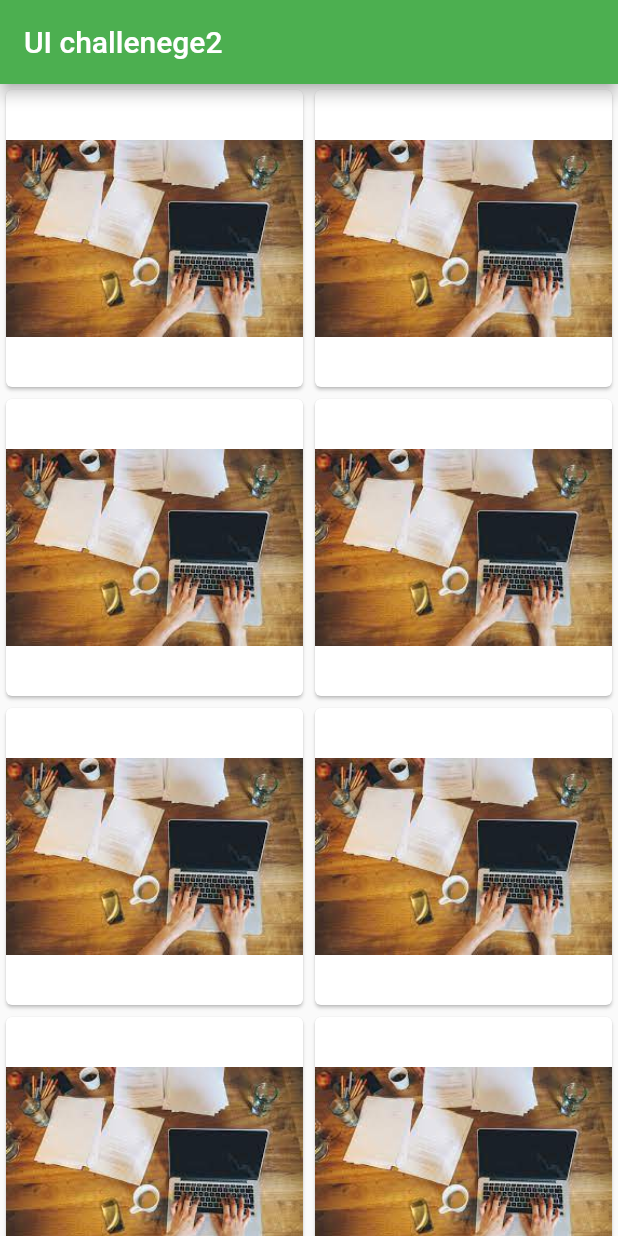
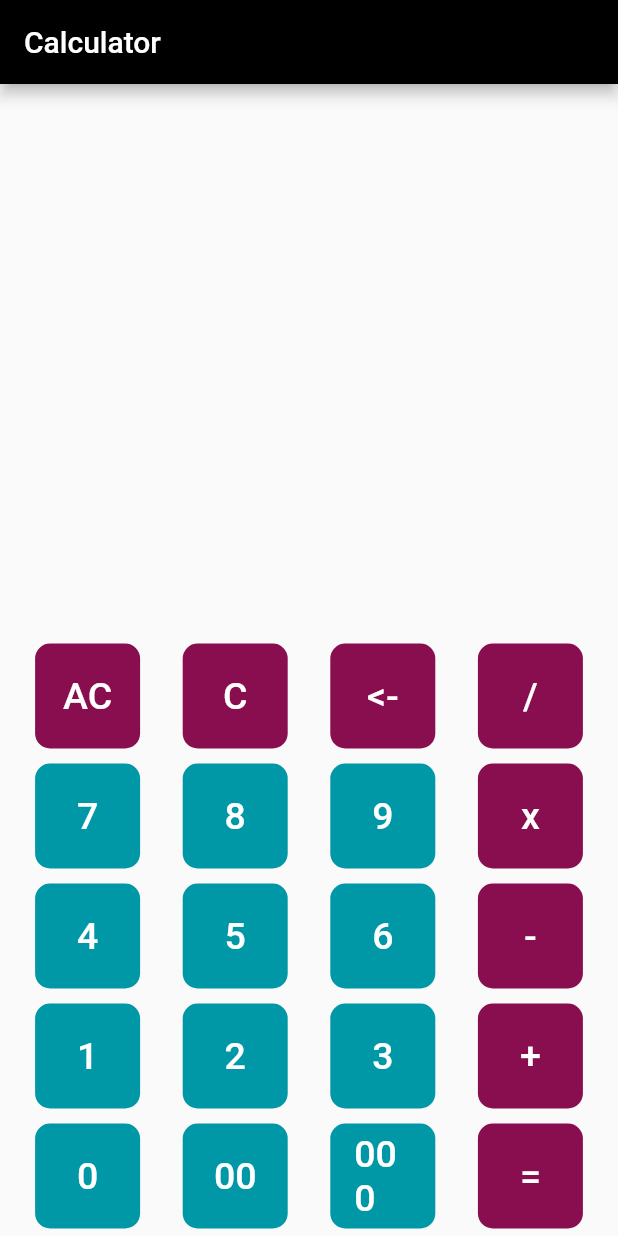
Before and after one commit to Rucha1060/flutter_task2, a Flutter app: the screen it shows after launch, on a phone screen of 412 x 824 dp. Run offline on Flutter 3.47's test engine with Material 2 defaults, Android fonts, the phone set to English and light mode, and no system bars.

```diff
--- /dev/null
+++ b/lib/calculator_btn.dart
@@ -0,0 +1,29 @@
+import 'package:flutter/material.dart';
+
+class CalcButton extends StatelessWidget {
+  final String no;
+  final int fillColor;
+  final Function callback;
+  const CalcButton({required this.no, required this.fillColor, required this.callback});
+  @override
+  Widget build(BuildContext context) {
+    return Container(
+      margin: EdgeInsets.all(5),
+      child: SizedBox(
+          width: 70,
+          height: 70,
+          // ignore: deprecated_member_use
+          child: FlatButton(
+              shape: RoundedRectangleBorder(borderRadius: BorderRadius.circular(10)),
+              onPressed: () {
+                callback(no);
+              },
+              child: Text(
+                no,
+                style: TextStyle(fontSize: 25),
+              ),
+              color: Color(fillColor),
+              textColor: Colors.white)),
+    );
+  }
+}
--- a/lib/main.dart
+++ b/lib/main.dart
@@ -1,61 +1,151 @@
 import 'package:flutter/material.dart';
 
+import 'calculator_btn.dart';
+
 void main() {
-  runApp(MyApp());
+  runApp(CalculateApp());
 }
 
-class MyApp extends StatelessWidget {
+class CalculateApp extends StatefulWidget {
   @override
-  Widget build(BuildContext context) {
-    // TODO: implement build
-    return MaterialApp(debugShowCheckedModeBanner: false, title: "UI challenege 2", home: MyHomePage());
+  State<StatefulWidget> createState() {
+    // TODO: implement createState
+    return _CalculateAppState();
     throw UnimplementedError();
   }
 }
 
-class MyHomePage extends StatefulWidget {
-  @override
-  State<StatefulWidget> createState() {
-    // TODO: implement createState
-    return MyHomePageState();
-    throw UnimplementedError();
+class _CalculateAppState extends State<CalculateApp> {
+  late int no1;
+  late int no2;
+  late String history = '';
+  late String display = '';
+  late String res;
+  late String operation;
+
+  void btnOnClick(String val) {
+    print(val);
+    if (val == 'C') {
+      display = '';
+      no1 = 0;
+      no2 = 0;
+      res = '';
+    } else if (val == 'AC') {
+      display = '';
+      no1 = 0;
+      no2 = 0;
+      res = '';
+      history = '';
+    } else if (val == '<-') {
+      res = display.substring(0, display.length - 1);
+    } else if (val == '+' || val == '-' || val == 'x' || val == '/') {
+      no1 = int.parse(display);
+      res = '';
+      operation = val;
+    } else if (val == '=') {
+      no2 = int.parse(display);
+      if (operation == '+') {
+        res = (no1 + no2).toString();
+        history = no1.toString() + operation.toString() + no2.toString();
+      }
+      if (operation == '-') {
+        res = (no1 - no2).toString();
+        history = no1.toString() + operation.toString() + no2.toString();
+      }
+      if (operation == 'x') {
+        res = (no1 * no2).toString();
+        history = no1.toString() + operation.toString() + no2.toString();
+      }
+      if (operation == '/') {
+        res = (no1 / no2).toString();
+        history = no1.toString() + operation.toString() + no2.toString();
+      }
+    } else {
+      res = int.parse(display + val).toString();
     }
   }
 
-class MyHomePageState extends State<MyHomePage> {
   @override
   Widget build(BuildContext context) {
-    // TODO: implement build
-
-    List<String> values = [
-      'assets/ne.jpg',
-      'assets/ne.jpg',
-      'assets/ne.jpg',
-      'assets/ne.jpg',
-      'assets/ne.jpg',
-      'assets/ne.jpg',
-      'assets/ne.jpg',
-      'assets/ne.jpg'
-    ];
-    return Scaffold(
+    return MaterialApp(
+        debugShowCheckedModeBanner: false,
+        title: 'Calculator',
+        home: Scaffold(
             appBar: AppBar(
-          title: Text('UI challenege2'),
-          backgroundColor: Colors.green,
+              title: Text("Calculator"),
+              backgroundColor: Colors.black,
             ),
             body: Container(
-            child: GridView.builder(
-          itemCount: 8,
-          itemBuilder: (context, index) {
-            return Card(
-                child: Center(
-              child: SingleChildScrollView(
-                scrollDirection: Axis.vertical,
-                child: Image.asset(values[index]),
+                child: Column(mainAxisAlignment: MainAxisAlignment.end, children: [
+              Container(
+                child: Padding(
+                  padding: EdgeInsets.only(right: 15),
+                  child: Text(
+                    history,
+                    style: TextStyle(color: Colors.grey, fontSize: 40),
                   ),
-            ));
-          },
-          gridDelegate: SliverGridDelegateWithFixedCrossAxisCount(crossAxisCount: 2),
-        )));
-    throw UnimplementedError();
+                ),
+                alignment: Alignment(1.0, 1.0),
+              ),
+              Container(
+                child: Padding(
+                  padding: EdgeInsets.all(15),
+                  child: Text(
+                    display,
+                    style: TextStyle(color: Colors.black, fontSize: 50),
+                  ),
+                ),
+                alignment: Alignment(1.0, 1.0),
+              ),
+              Row(
+                mainAxisAlignment: MainAxisAlignment.spaceEvenly,
+                children: [
+                  CalcButton(no: 'AC', fillColor: 0xFF880E4F, callback: btnOnClick),
+                  CalcButton(no: 'C', fillColor: 0xFF880E4F, callback: btnOnClick),
+                  CalcButton(no: '<-', fillColor: 0xFF880E4F, callback: btnOnClick),
+                  CalcButton(no: '/', fillColor: 0xFF880E4F, callback: btnOnClick),
+                ],
+              ),
+              Row(
+                mainAxisAlignment: MainAxisAlignment.spaceEvenly,
+                children: [
+                  CalcButton(
+                    no: '7',
+                    fillColor: 0xFF0097A7,
+                    callback: btnOnClick,
+                  ),
+                  CalcButton(no: '8', fillColor: 0xFF0097A7, callback: btnOnClick),
+                  CalcButton(no: '9', fillColor: 0xFF0097A7, callback: btnOnClick),
+                  CalcButton(no: 'x', fillColor: 0xFF880E4F, callback: btnOnClick),
+                ],
+              ),
+              Row(
+                mainAxisAlignment: MainAxisAlignment.spaceEvenly,
+                children: [
+                  CalcButton(no: '4', fillColor: 0xFF0097A7, callback: btnOnClick),
+                  CalcButton(no: '5', fillColor: 0xFF0097A7, callback: btnOnClick),
+                  CalcButton(no: '6', fillColor: 0xFF0097A7, callback: btnOnClick),
+                  CalcButton(no: '-', fillColor: 0xFF880E4F, callback: btnOnClick),
+                ],
+              ),
+              Row(
+                mainAxisAlignment: MainAxisAlignment.spaceEvenly,
+                children: [
+                  CalcButton(no: '1', fillColor: 0xFF0097A7, callback: btnOnClick),
+                  CalcButton(no: '2', fillColor: 0xFF0097A7, callback: btnOnClick),
+                  CalcButton(no: '3', fillColor: 0xFF0097A7, callback: btnOnClick),
+                  CalcButton(no: '+', fillColor: 0xFF880E4F, callback: btnOnClick),
+                ],
+              ),
+              Row(
+                mainAxisAlignment: MainAxisAlignment.spaceEvenly,
+                children: [
+                  CalcButton(no: '0', fillColor: 0xFF0097A7, callback: btnOnClick),
+                  CalcButton(no: '00', fillColor: 0xFF0097A7, callback: btnOnClick),
+                  CalcButton(no: '000', fillColor: 0xFF0097A7, callback: btnOnClick),
+                  CalcButton(no: '=', fillColor: 0xFF880E4F, callback: btnOnClick),
+                ],
+              ),
+            ]))));
   }
 }
```
Lines whose indentation alone changed are shown as unchanged.
